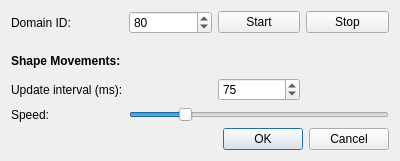
The window that forms/optionsdialog.ui (eProsima/ShapesDemo) describes before a commit, drawn with Qt 5.
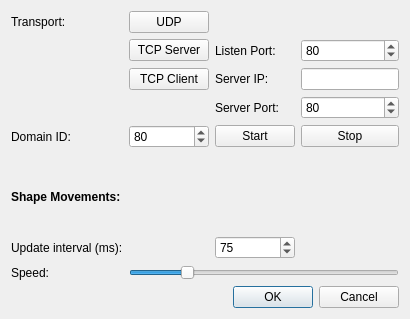
The same window after the commit.

What changed in the file:
```diff
--- a/forms/optionsdialog.ui
+++ b/forms/optionsdialog.ui
@@ -6,8 +6,8 @@
    <rect>
     <x>0</x>
     <y>0</y>
-    <width>400</width>
-    <height>161</height>
+    <width>410</width>
+    <height>319</height>
    </rect>
   </property>
   <property name="windowTitle">
@@ -16,30 +16,37 @@
   <layout class="QVBoxLayout" name="verticalLayout">
    <item>
     <layout class="QGridLayout" name="gridLayout">
-     <item row="0" column="1">
-      <widget class="QSpinBox" name="spin_domainId">
+     <item row="2" column="2">
+      <widget class="QLabel" name="label_6">
+       <property name="text">
+        <string>Server IP:</string>
+       </property>
+      </widget>
+     </item>
+     <item row="3" column="2">
+      <widget class="QLabel" name="label_7">
+       <property name="text">
+        <string>Server Port:</string>
+       </property>
+      </widget>
+     </item>
+     <item row="3" column="3">
+      <widget class="QSpinBox" name="spin_server_port">
        <property name="specialValueText">
         <string/>
        </property>
        <property name="suffix">
         <string/>
        </property>
+       <property name="maximum">
+        <number>65535</number>
+       </property>
        <property name="value">
         <number>80</number>
        </property>
       </widget>
      </item>
-     <item row="0" column="3">
-      <widget class="QPushButton" name="pushButton_stop">
-       <property name="focusPolicy">
-        <enum>Qt::TabFocus</enum>
-       </property>
-       <property name="text">
-        <string>Stop</string>
-       </property>
-      </widget>
-     </item>
-     <item row="0" column="2">
+     <item row="5" column="2">
       <widget class="QPushButton" name="pushButton_start">
        <property name="focusPolicy">
         <enum>Qt::TabFocus</enum>
@@ -49,14 +56,37 @@
        </property>
       </widget>
      </item>
-     <item row="0" column="0">
+     <item row="5" column="3">
+      <widget class="QPushButton" name="pushButton_stop">
+       <property name="focusPolicy">
+        <enum>Qt::TabFocus</enum>
+       </property>
+       <property name="text">
+        <string>Stop</string>
+       </property>
+      </widget>
+     </item>
+     <item row="5" column="1">
+      <widget class="QSpinBox" name="spin_domainId">
+       <property name="specialValueText">
+        <string/>
+       </property>
+       <property name="suffix">
+        <string/>
+       </property>
+       <property name="value">
+        <number>80</number>
+       </property>
+      </widget>
+     </item>
+     <item row="5" column="0">
       <widget class="QLabel" name="label">
        <property name="text">
         <string>Domain ID:</string>
        </property>
       </widget>
      </item>
-     <item row="1" column="0" colspan="3">
+     <item row="6" column="0" colspan="3">
       <spacer name="verticalSpacer">
        <property name="orientation">
         <enum>Qt::Vertical</enum>
@@ -72,14 +102,30 @@
        </property>
       </spacer>
      </item>
-     <item row="5" column="0">
+     <item row="10" column="1" colspan="3">
+      <widget class="QSlider" name="horizontalSlider_speed">
+       <property name="minimum">
+        <number>0</number>
+       </property>
+       <property name="maximum">
+        <number>25</number>
+       </property>
+       <property name="value">
+        <number>5</number>
+       </property>
+       <property name="orientation">
+        <enum>Qt::Horizontal</enum>
+       </property>
+      </widget>
+     </item>
+     <item row="10" column="0">
       <widget class="QLabel" name="label_3">
        <property name="text">
         <string>Speed:</string>
        </property>
       </widget>
      </item>
-     <item row="4" column="2">
+     <item row="9" column="2">
       <widget class="QSpinBox" name="spin_updateInterval">
        <property name="specialValueText">
         <string/>
@@ -98,14 +144,14 @@
        </property>
       </widget>
      </item>
-     <item row="4" column="0">
+     <item row="9" column="0">
       <widget class="QLabel" name="label_2">
        <property name="text">
         <string>Update interval (ms):</string>
        </property>
       </widget>
      </item>
-     <item row="2" column="0" colspan="2">
+     <item row="7" column="0" colspan="2">
       <widget class="QLabel" name="label_4">
        <property name="font">
         <font>
@@ -118,19 +164,75 @@
        </property>
       </widget>
      </item>
-     <item row="5" column="1" colspan="3">
-      <widget class="QSlider" name="horizontalSlider_speed">
-       <property name="minimum">
-        <number>0</number>
+     <item row="0" column="0">
+      <widget class="QLabel" name="label_5">
+       <property name="text">
+        <string>Transport:</string>
+       </property>
+      </widget>
+     </item>
+     <item row="0" column="1">
+      <widget class="QPushButton" name="pushButton_udp">
+       <property name="enabled">
+        <bool>true</bool>
+       </property>
+       <property name="focusPolicy">
+        <enum>Qt::TabFocus</enum>
+       </property>
+       <property name="text">
+        <string>UDP</string>
+       </property>
+      </widget>
+     </item>
+     <item row="1" column="2">
+      <widget class="QLabel" name="label_8">
+       <property name="text">
+        <string>Listen Port:</string>
+       </property>
+      </widget>
+     </item>
+     <item row="1" column="3">
+      <widget class="QSpinBox" name="spin_listen_port">
+       <property name="specialValueText">
+        <string/>
+       </property>
+       <property name="suffix">
+        <string/>
        </property>
        <property name="maximum">
-        <number>25</number>
+        <number>65535</number>
        </property>
        <property name="value">
-        <number>5</number>
+        <number>80</number>
        </property>
-       <property name="orientation">
-        <enum>Qt::Horizontal</enum>
+      </widget>
+     </item>
+     <item row="2" column="3">
+      <widget class="QLineEdit" name="lineEdit_server_ip"/>
+     </item>
+     <item row="2" column="1">
+      <widget class="QPushButton" name="pushButton_tcp_client">
+       <property name="enabled">
+        <bool>true</bool>
+       </property>
+       <property name="focusPolicy">
+        <enum>Qt::TabFocus</enum>
+       </property>
+       <property name="text">
+        <string>TCP Client</string>
+       </property>
+      </widget>
+     </item>
+     <item row="1" column="1">
+      <widget class="QPushButton" name="pushButton_tcp_server">
+       <property name="enabled">
+        <bool>true</bool>
+       </property>
+       <property name="focusPolicy">
+        <enum>Qt::TabFocus</enum>
+       </property>
+       <property name="text">
+        <string>TCP Server</string>
        </property>
       </widget>
      </item>
```
